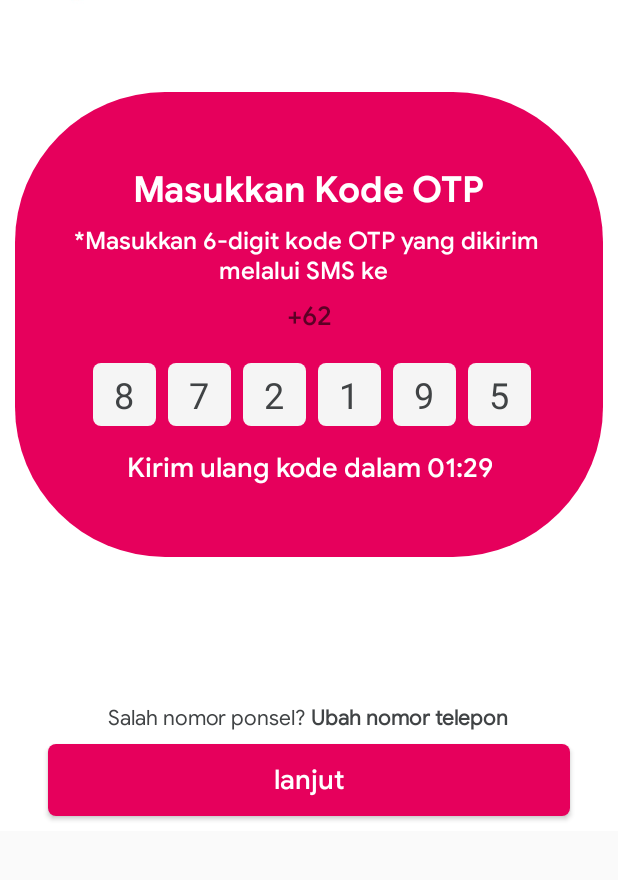
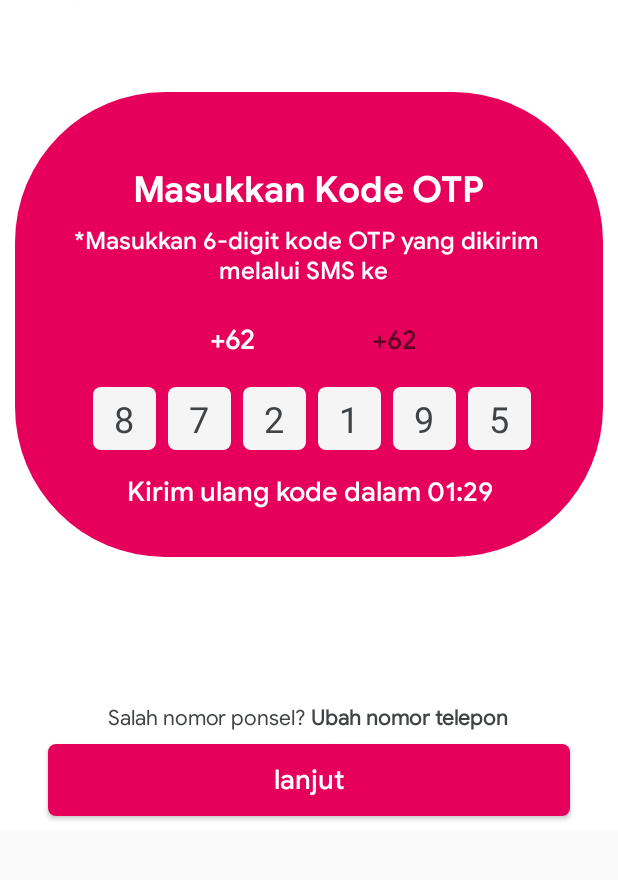
Before and after one commit to arsikecipta/AppsHalodoc, an Android app: the Login_OTP screen opened directly, with no data from a screen before it, on a phone screen of 412 x 824 dp, the part 160-1040 px from its top. Run offline under Robolectric (Android 15) with nearby library versions, the phone set to English and light mode, and no system bars; 1 statement that could not run was skipped.

Commit message:
Updated Login_OTP.xml and Tanggal pembayaran dokter

```diff
--- a/app/src/main/res/layout/activity_detail_dokter_spesialis.xml
+++ b/app/src/main/res/layout/activity_detail_dokter_spesialis.xml
@@ -8,7 +8,6 @@
     android:orientation="vertical"
     android:background="@color/colorWhite"
     tools:context=".Detail_dokter">
-
 
     <!-- filter berdasarkan -->
 
--- a/app/src/main/res/layout/activity_login_otp.xml
+++ b/app/src/main/res/layout/activity_login_otp.xml
@@ -102,27 +102,60 @@
 
                 </LinearLayout>
 
-                <LinearLayout
+                <RelativeLayout
                     android:layout_width="match_parent"
                     android:layout_height="wrap_content"
-                    android:layout_marginLeft="20dp"
-                    android:layout_marginRight="20dp"
-                    android:layout_marginTop="8dp"
-                    android:orientation="horizontal">
+                    android:layout_marginTop="24dp">
 
                     <TextView
+                        android:id="@+id/deskripsi2"
+                        android:layout_width="wrap_content"
+                        android:layout_height="wrap_content"
+                        android:fontFamily="@font/googlesansregular"
+                        android:gravity="center"
+                        android:text="+62"
+                        android:layout_alignParentLeft="true"
+                        android:layout_marginLeft="130dp"
+                        android:textColor="@color/white"
+                        android:textSize="18sp"
+                        android:textStyle="bold" />
+                    <TextView
                         android:id="@+id/notelp"
-                        android:layout_width="match_parent"
+                        android:layout_width="wrap_content"
                         android:layout_height="wrap_content"
                         android:layout_gravity="center_horizontal"
                         android:fontFamily="@font/googlesansmedium"
                         android:text="+62NOMER*"
                         android:hint="+62"
                         android:textAlignment="center"
+                        android:layout_alignParentRight="true"
+                        android:layout_marginRight="124dp"
                         android:textColor="@color/white"
                         android:textSize="18sp" />
 
-                </LinearLayout>
+                </RelativeLayout>
+
+<!--                <LinearLayout-->
+<!--                    android:layout_width="match_parent"-->
+<!--                    android:layout_height="wrap_content"-->
+<!--                    android:layout_marginLeft="20dp"-->
+<!--                    android:layout_marginRight="20dp"-->
+<!--                    android:layout_marginTop="8dp"-->
+<!--                    android:orientation="horizontal">-->
+
+<!--                    <TextView-->
+<!--                        android:id="@+id/notelp"-->
+<!--                        android:layout_width="match_parent"-->
+<!--                        android:layout_height="wrap_content"-->
+<!--                        android:layout_gravity="center_horizontal"-->
+<!--                        android:fontFamily="@font/googlesansmedium"-->
+<!--                        android:text="+62NOMER*"-->
+<!--                        android:hint="+62"-->
+<!--                        android:textAlignment="center"-->
+<!--                        android:textColor="@color/white"-->
+<!--                        android:textSize="18sp" />-->
+
+<!--                </LinearLayout>-->
 
                 <!--     number      -->
 
--- a/app/src/main/res/layout/activity_pembayaran_dokter.xml
+++ b/app/src/main/res/layout/activity_pembayaran_dokter.xml
@@ -246,7 +246,7 @@
                         android:layout_marginRight="30dp"
                         android:fontFamily="@font/googlesansregular"
                         android:textAlignment="viewEnd"
-                        android:text="Hari ini,\n 11 Februari 2021"
+                        android:text="Hari ini,\n 26 Juli 2021"
                         android:textColor="@color/deskripsi"
                         android:textSize="18sp"
                         android:textStyle="bold"
```
